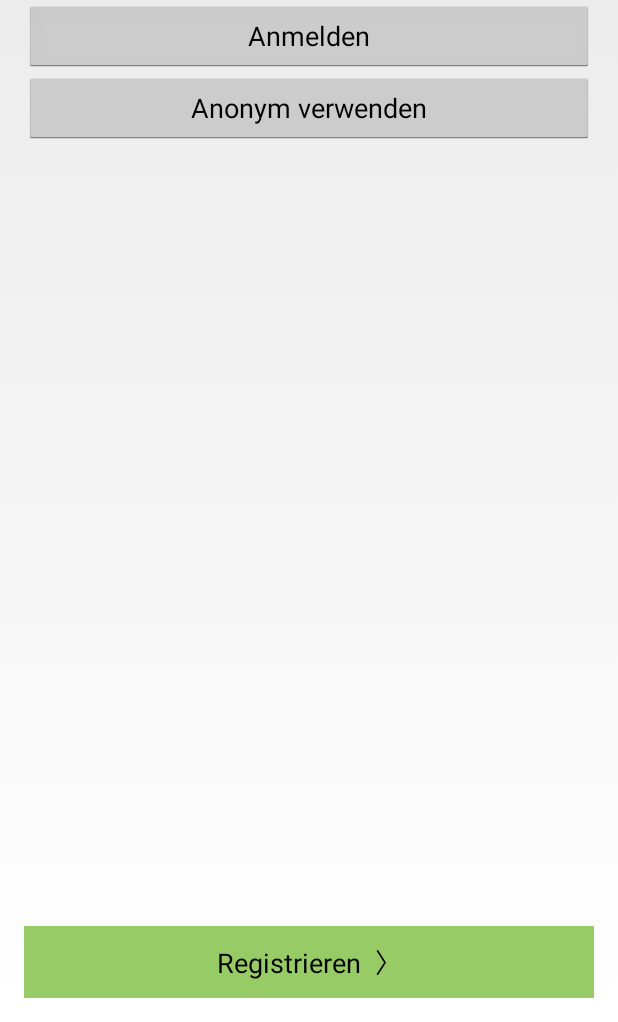
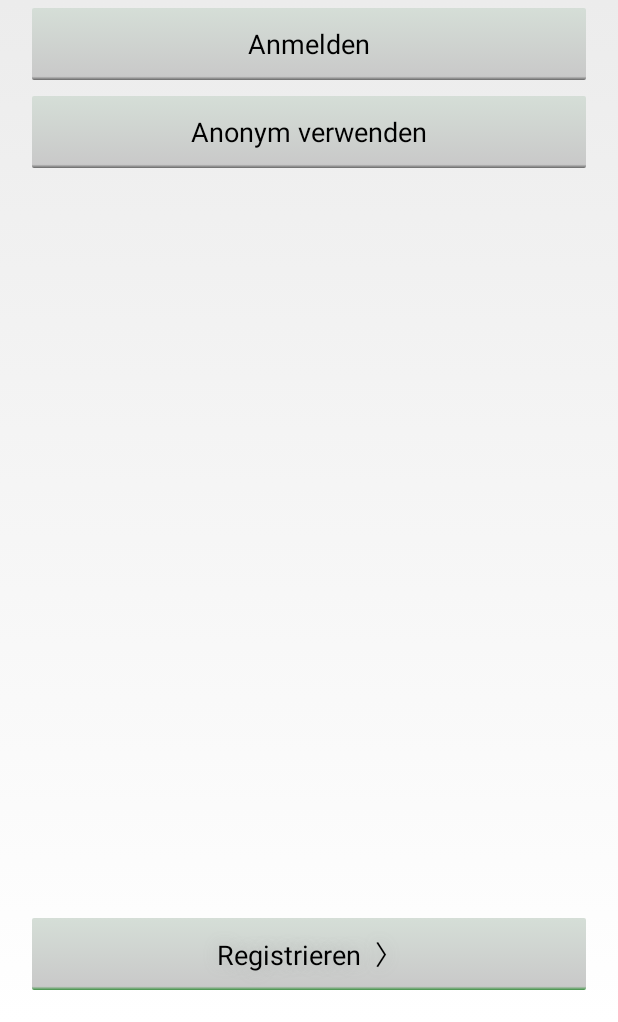
Before and after one commit to phobeus/psit3, an Android app: the screen it shows after launch (LoginActivity), on a phone screen of 412 x 824 dp, the part 214-1236 px from its top. Run offline under Robolectric (Android 15) with nearby library versions, the phone set to English and light mode, and no system bars.

Commit message:
design tweaks, styled buttons

```diff
--- a/app/src/main/java/com/app/movietap/MovieDetailActivity.java
+++ b/app/src/main/java/com/app/movietap/MovieDetailActivity.java
@@ -165,7 +165,7 @@ public class MovieDetailActivity extends BaseActivity
     //handle click on Trailer Button
     Button trailerButton = (Button) findViewById(R.id.movieDetail_buttonTrailer);
     final String trailer = detailedMovie.getYoutubeId();
-    trailerButton.setText((trailer != null && StringUtils.isNotEmpty(trailer)) ? "YouTube Trailer ansehen" : "Kein Trailer verfügbar");
+    trailerButton.setText((trailer != null && StringUtils.isNotEmpty(trailer)) ? "YouTube Trailer" : "Kein Trailer vorhanden");
 
     trailerButton.setOnClickListener(new View.OnClickListener()
     {
--- /dev/null
+++ b/app/src/main/res/drawable/mt_button.xml
@@ -0,0 +1,8 @@
+<?xml version="1.0" encoding="utf-8"?>
+<selector xmlns:android="http://schemas.android.com/apk/res/android">
+    <item android:drawable="@drawable/mt_button_pressed"
+          android:state_pressed="true" />
+    <item android:drawable="@drawable/mt_button_pressed"
+          android:state_selected="true" />
+    <item android:drawable="@drawable/mt_button_released" />
+</selector>
--- /dev/null
+++ b/app/src/main/res/drawable/mt_button_green.xml
@@ -0,0 +1,8 @@
+<?xml version="1.0" encoding="utf-8"?>
+<selector xmlns:android="http://schemas.android.com/apk/res/android">
+    <item android:drawable="@drawable/mt_button_pressed"
+          android:state_pressed="true" />
+    <item android:drawable="@drawable/mt_button_pressed"
+          android:state_selected="true" />
+    <item android:drawable="@drawable/mt_button_green_released" />
+</selector>
--- /dev/null
+++ b/app/src/main/res/drawable/mt_button_green_released.xml
@@ -0,0 +1,28 @@
+<?xml version="1.0" encoding="utf-8"?>
+<shape xmlns:android="http://schemas.android.com/apk/res/android" android:shape="rectangle" >
+    <corners
+        android:radius="1dp"
+        />
+    <gradient
+        android:angle="90"
+        android:centerX="5%"
+        android:centerColor="#C9C9C9"
+        android:startColor="#3D9143"
+        android:endColor="#D5DED7"
+        android:type="linear"
+        />
+    <padding
+        android:left="10dp"
+        android:top="0dp"
+        android:right="10dp"
+        android:bottom="0dp"
+        />
+    <size
+        android:width="230dp"
+        android:height="40dp"
+        />
+    <stroke
+        android:width="0dp"
+        android:color="#ccc"
+        />
+</shape>
--- /dev/null
+++ b/app/src/main/res/drawable/mt_button_pressed.xml
@@ -0,0 +1,28 @@
+<?xml version="1.0" encoding="utf-8"?>
+<shape xmlns:android="http://schemas.android.com/apk/res/android" android:shape="rectangle" >
+    <corners
+        android:radius="1dp"
+        />
+    <gradient
+        android:angle="90"
+        android:centerX="5%"
+        android:centerColor="#C9C9C9"
+        android:startColor="#3D9143"
+        android:endColor="#cdcdcd"
+        android:type="linear"
+        />
+    <padding
+        android:left="10dp"
+        android:top="0dp"
+        android:right="10dp"
+        android:bottom="0dp"
+        />
+    <size
+        android:width="230dp"
+        android:height="40dp"
+        />
+    <stroke
+        android:width="0dp"
+        android:color="#ddd"
+        />
+</shape>
--- /dev/null
+++ b/app/src/main/res/drawable/mt_button_released.xml
@@ -0,0 +1,28 @@
+<?xml version="1.0" encoding="utf-8"?>
+<shape xmlns:android="http://schemas.android.com/apk/res/android" android:shape="rectangle" >
+    <corners
+        android:radius="1dp"
+        />
+    <gradient
+        android:angle="90"
+        android:centerX="5%"
+        android:centerColor="#C9C9C9"
+        android:startColor="#676767"
+        android:endColor="#D5DED7"
+        android:type="linear"
+        />
+    <padding
+        android:left="10dp"
+        android:top="0dp"
+        android:right="10dp"
+        android:bottom="0dp"
+        />
+    <size
+        android:width="230dp"
+        android:height="40dp"
+        />
+    <stroke
+        android:width="0dp"
+        android:color="#ccc"
+        />
+</shape>
--- a/app/src/main/res/layout/activity_login.xml
+++ b/app/src/main/res/layout/activity_login.xml
@@ -53,7 +53,9 @@
         android:id="@+id/buttonLoginLogin"
         android:layout_below="@+id/editTextPasswordLogin"
         android:layout_alignParentLeft="true"
-        android:layout_alignParentStart="true" />
+        android:layout_alignParentStart="true"
+        android:layout_margin="5dp"
+        android:background="@drawable/mt_button"/>
 
     <Button
         android:layout_width="match_parent"
@@ -62,17 +64,23 @@
         android:id="@+id/buttonNoLogin"
         android:layout_below="@+id/buttonLoginLogin"
         android:layout_alignParentLeft="true"
-        android:layout_alignParentStart="true" />
+        android:layout_alignParentStart="true"
+        android:background="@drawable/mt_button"
+        android:layout_margin="5dp"/>
 
     <Button
         android:layout_width="match_parent"
         android:layout_height="wrap_content"
         android:text="Registrieren  〉"
         android:id="@+id/buttonGotoRegisterLogin"
-        android:background="@color/green_overlay"
+        android:background="@drawable/mt_button_green"
         android:layout_alignParentBottom="true"
         android:layout_alignParentLeft="true"
-        android:layout_alignParentStart="true" />
+        android:layout_alignParentStart="true"
+        android:layout_margin="5dp"
+        android:singleLine="false"
+        android:shadowRadius="12"
+        android:shadowColor="@color/gray_overlay"/>
 
 
 </RelativeLayout>
--- a/app/src/main/res/layout/activity_movie_detail.xml
+++ b/app/src/main/res/layout/activity_movie_detail.xml
@@ -160,16 +160,21 @@
         android:layout_below="@+id/textViewTitleRating"/>
 
     <Button
-        android:layout_width="match_parent"
+        android:layout_width="wrap_content"
         android:layout_height="wrap_content"
         android:text="Trailer"
         android:id="@+id/movieDetail_buttonTrailer"
         android:layout_below="@+id/movieDetail_imageViewPoster"
-        android:layout_alignRight="@+id/movieDetail_textViewSubtitle"
-        android:layout_alignEnd="@+id/movieDetail_textViewSubtitle"
-        android:drawableLeft="@drawable/ic_action_video"
+        android:drawableLeft="@drawable/ic_youtube"
         android:layout_marginTop="15dp"
-        android:layout_marginBottom="5dp"/>
+        android:layout_marginBottom="5dp"
+        android:layout_alignParentLeft="true"
+        android:layout_alignParentStart="true"
+        android:layout_alignParentRight="true"
+        android:layout_alignParentEnd="true"
+        android:layout_marginLeft="80dp"
+        android:layout_marginRight="80dp"
+        android:background="@drawable/mt_button"/>
 
 </RelativeLayout>
 </ScrollView>
--- a/app/src/main/res/layout/activity_register.xml
+++ b/app/src/main/res/layout/activity_register.xml
@@ -64,12 +64,12 @@
         android:layout_height="wrap_content"
         android:text="Registrieren"
         android:id="@+id/submitRegisterButton"
-        android:background="@color/green_overlay"
-        android:singleLine="true"
+        android:background="@drawable/mt_button_green"
+        android:singleLine="false"
         android:layout_alignParentBottom="true"
         android:layout_alignParentRight="true"
-        android:layout_alignParentEnd="true"/>
-
-
+        android:layout_alignParentEnd="true"
+        android:layout_margin="5dp"
+        android:shadowColor="@color/green_overlay"/>
 
 </RelativeLayout>
--- a/app/src/main/res/layout/activity_search.xml
+++ b/app/src/main/res/layout/activity_search.xml
@@ -68,7 +68,9 @@
         android:layout_below="@+id/search_searchEditText"
         android:drawableLeft="@drawable/ic_action_search"
         android:focusable="true"
-        android:text="Suche"/>
+        android:text="Suche"
+        android:layout_margin="5dp"
+        android:background="@drawable/mt_button"/>
 
     <Button
         android:id="@+id/search_buttonRated"
@@ -78,7 +80,9 @@
         android:text="zeige meist bewertete"
         android:layout_alignParentBottom="true"
         android:layout_alignParentLeft="true"
-        android:layout_alignParentStart="true"/>
+        android:layout_alignParentStart="true"
+        android:background="@drawable/mt_button"
+        android:layout_margin="5dp"/>
 
     <Button
         android:id="@+id/search_buttonPopular"
@@ -88,6 +92,8 @@
         android:text="zeige meist gesuchte"
         android:layout_above="@+id/search_buttonRated"
         android:layout_alignParentLeft="true"
-        android:layout_alignParentStart="true"/>
+        android:layout_alignParentStart="true"
+        android:background="@drawable/mt_button"
+        android:layout_margin="5dp"/>
 
 </RelativeLayout>
```
Also changed, not shown: app/src/main/res/drawable-hdpi/ic_register.png (added), app/src/main/res/drawable-hdpi/ic_youtube.png (added), app/src/main/res/drawable-mdpi/ic_register.png (added), app/src/main/res/drawable-mdpi/ic_youtube.png (added), app/src/main/res/drawable-xhdpi/ic_register.png (added), app/src/main/res/drawable-xhdpi/ic_youtube.png (added), app/src/main/res/drawable-xxhdpi/ic_register.png (added), app/src/main/res/drawable-xxhdpi/ic_youtube.png (added), app/src/main/res/drawable-xxxhdpi/ic_register.png (added), app/src/main/res/drawable-xxxhdpi/ic_youtube.png (added).
